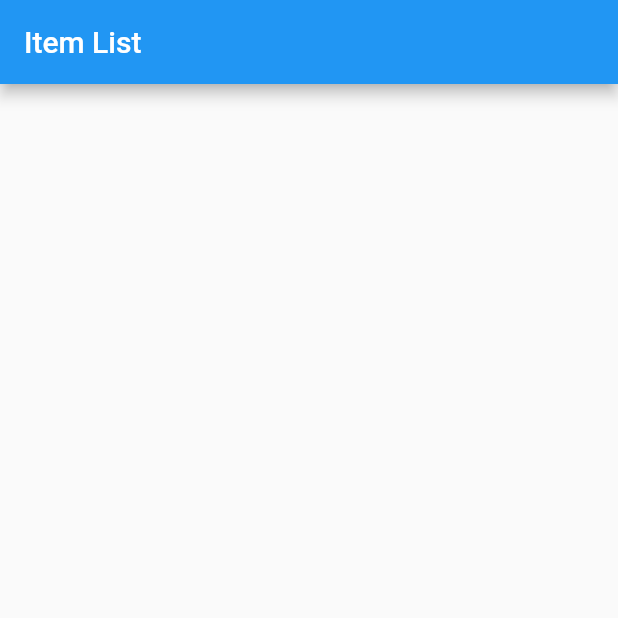
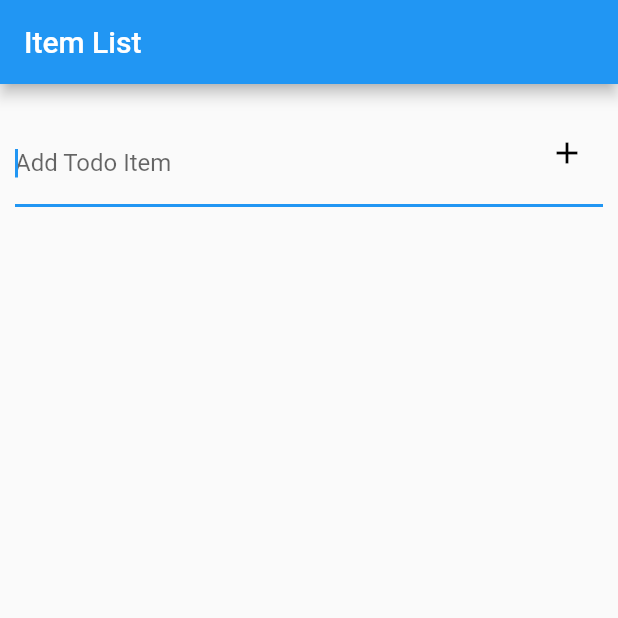
Before and after one commit to shraddhashakya/Todolist, a Flutter app: the screen it shows after launch, on a phone screen of 412 x 824 dp, the top half of it. Run offline on Flutter 3.47's test engine with Material 2 defaults, Android fonts, the phone set to English and light mode, and no system bars; our stand-ins replace bloc, equatable, flutter_bloc.

Commit message:
Add Todo/ Delete Todo Completed

```diff
--- a/lib/bloc/todoItem/todoitem_bloc.dart
+++ b/lib/bloc/todoItem/todoitem_bloc.dart
@@ -1,5 +1,7 @@
 import 'dart:async';
 
+import 'package:aashishtodolist/bloc/todo/todo_bloc.dart';
+import 'package:aashishtodolist/source/todoItem.dart';
 import 'package:bloc/bloc.dart';
 import 'package:equatable/equatable.dart';
 
@@ -14,15 +16,25 @@ class TodoitemBloc extends Bloc<TodoitemEvent, TodoitemState> {
   Stream<TodoitemState> mapEventToState(
     TodoitemEvent event,
   ) async* {
-    // TODO: implement mapEventToState
+    var currState = state;
+    print(currState);
     if (event is TodoitemInitailEvent) {
-      yield TodoItemInitial();
+      if (currState is TodoItemInitial) {
+        yield TodoItemInitial();
+      }
     } else if (event is TodoAddItemEvent) {
-      yield TodoAddItem();
+      if (currState is TodoItemInitial) {
+        final List<String> updatedTodo = List.from(currState.todoList)
+          ..add(event.todo);
+
+        yield TodoItemInitial(updatedTodo);
+      }
     } else if (event is TodoDeleteItemEvent) {
-      yield TodoDeleteItem();
-    } else if (event is TodoUpdateItemEvent) {
-      yield TodoUpdateItem();
+      if (currState is TodoItemInitial) {
+        final List<String> updatedTodo = List.from(currState.todoList)
+          ..remove(event.item);
+        yield TodoItemInitial(updatedTodo);
+      }
     }
   }
 }
--- a/lib/bloc/todoItem/todoitem_event.dart
+++ b/lib/bloc/todoItem/todoitem_event.dart
@@ -6,32 +6,23 @@ abstract class TodoitemEvent extends Equatable {
 
 class TodoitemInitailEvent extends TodoitemEvent {
   const TodoitemInitailEvent();
-
   @override
-  // TODO: implement props
   List<Object> get props => [];
 }
 
 class TodoAddItemEvent extends TodoitemEvent {
-  const TodoAddItemEvent();
+  final String todo;
+
+  TodoAddItemEvent(this.todo);
 
   @override
   // TODO: implement props
-  List<Object> get props => [];
+  List<Object> get props => throw UnimplementedError();
 }
 
 class TodoDeleteItemEvent extends TodoitemEvent {
-  const TodoDeleteItemEvent();
-
+  final String item;
+  const TodoDeleteItemEvent(this.item);
   @override
-  // TODO: implement props
-  List<Object> get props => [];
+  List<Object> get props => [item];
 }
-
-class TodoUpdateItemEvent extends TodoitemEvent {
-  const TodoUpdateItemEvent();
-
-  @override
-  // TODO: implement props
-  List<Object> get props => [];
-}
--- a/lib/bloc/todoItem/todoitem_screen.dart
+++ b/lib/bloc/todoItem/todoitem_screen.dart
@@ -6,14 +6,104 @@ class TodoItemScreen extends StatelessWidget {
   static const routeName = '/todoItem';
   @override
   Widget build(BuildContext context) {
+    final addTFController = TextEditingController();
+
     return BlocBuilder<TodoitemBloc, TodoitemState>(
       builder: (context, state) {
         if (state is TodoItemInitial) {
-          return Scaffold(
-            appBar: AppBar(
-              title: Text('Item List'),
-            ),
-          );
+          if (state.todoList == null) {
+            return Scaffold(
+                appBar: AppBar(
+                  title: Text('Item List'),
+                ),
+                body: Column(children: <Widget>[
+                  Padding(
+                    padding: EdgeInsets.all(10.0),
+                    child: Center(
+                        child: TextField(
+                      autofocus: true,
+                      decoration: InputDecoration(
+                          hintText: 'Add Todo Item',
+                          suffix: IconButton(
+                            icon: Icon(Icons.add),
+                            onPressed: () {
+                              BlocProvider.of<TodoitemBloc>(context)
+                                  .add(TodoAddItemEvent(addTFController.text));
+                            },
+                          )),
+                      controller: addTFController,
+                    )),
+                  )
+                ]));
+          } else {
+            return Scaffold(
+              appBar: AppBar(
+                title: Text('Item List'),
+              ),
+              body: Column(
+                children: <Widget>[
+                  Padding(
+                    padding: EdgeInsets.all(10.0),
+                    child: Center(
+                        child: TextField(
+                      autofocus: true,
+                      decoration: InputDecoration(
+                          hintText: 'Add Todo Item',
+                          suffix: IconButton(
+                            icon: Icon(Icons.add),
+                            color: Colors.black,
+                            onPressed: () {
+                              BlocProvider.of<TodoitemBloc>(context)
+                                  .add(TodoAddItemEvent(addTFController.text));
+                              addTFController.clear();
+                            },
+                          )),
+                      controller: addTFController,
+                    )),
+                  ),
+                  Expanded(
+                    child: SingleChildScrollView(
+                      child: Container(
+                        child: Padding(
+                          padding: EdgeInsets.fromLTRB(5, 5, 5, 5),
+                          child: Column(children: <Widget>[
+                            ...state.todoList.map((e) => Card(
+                                  elevation: 5,
+                                  child: Row(
+                                    mainAxisAlignment:
+                                        MainAxisAlignment.spaceBetween,
+                                    children: <Widget>[
+                                      Padding(
+                                          padding: EdgeInsets.all(5.0),
+                                          child: Text(
+                                            e,
+                                            style: TextStyle(
+                                                fontWeight: FontWeight.bold,
+                                                fontSize: 18.0),
+                                          )),
+                                      // Text(e, textAlign: TextAlign.end),
+                                      IconButton(
+                                          alignment: Alignment.centerLeft,
+                                          icon: Icon(Icons.delete),
+                                          color: Colors.red,
+                                          onPressed: () {
+                                            print(e);
+                                            BlocProvider.of<TodoitemBloc>(
+                                                    context)
+                                                .add(TodoDeleteItemEvent(e));
+                                          }),
+                                    ],
+                                  ),
+                                ))
+                          ]),
+                        ),
+                      ),
+                    ),
+                  )
+                ],
+              ),
+            );
+          }
         }
       },
     );
--- a/lib/bloc/todoItem/todoitem_state.dart
+++ b/lib/bloc/todoItem/todoitem_state.dart
@@ -5,21 +5,15 @@ abstract class TodoitemState extends Equatable {
 }
 
 class TodoItemInitial extends TodoitemState {
+  final List<String> todoList;
+  TodoItemInitial([this.todoList = const []]);
+
   @override
+  List<Object> get props => [todoList];
+}
+
+class TodoNotLoaded extends TodoitemState {
+  @override
+  //String toString => 'TodoNotLoaded';
   List<Object> get props => [];
 }
-
-class TodoAddItem extends TodoitemState {
-  @override
-  List<Object> get props => [];
-}
-
-class TodoDeleteItem extends TodoitemState {
-  @override
-  List<Object> get props => [];
-}
-
-class TodoUpdateItem extends TodoitemState {
-  @override
-  List<Object> get props => [];
-}
--- a/lib/source/todoItem.dart
+++ b/lib/source/todoItem.dart
@@ -2,7 +2,5 @@ import 'package:flutter/material.dart';
 
 class TodoItem {
   final String todoName;
-  final String todoID;
-  final String todoDescription;
-  TodoItem({this.todoName, this.todoID, this.todoDescription});
+  TodoItem({this.todoName});
 }
```
